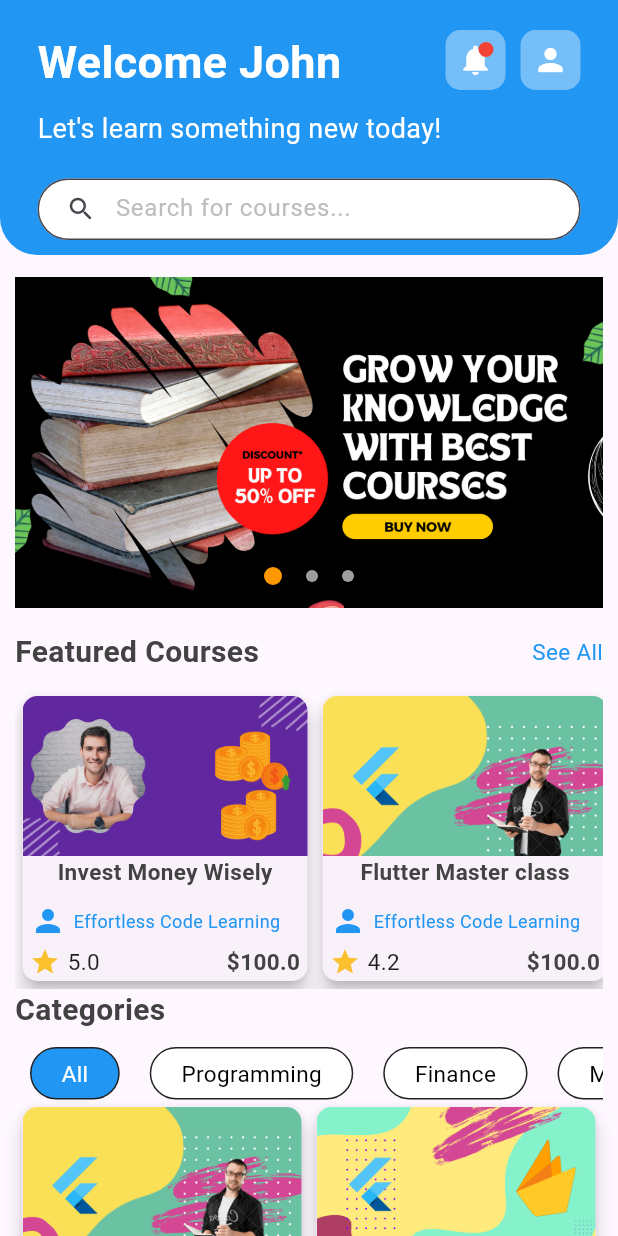
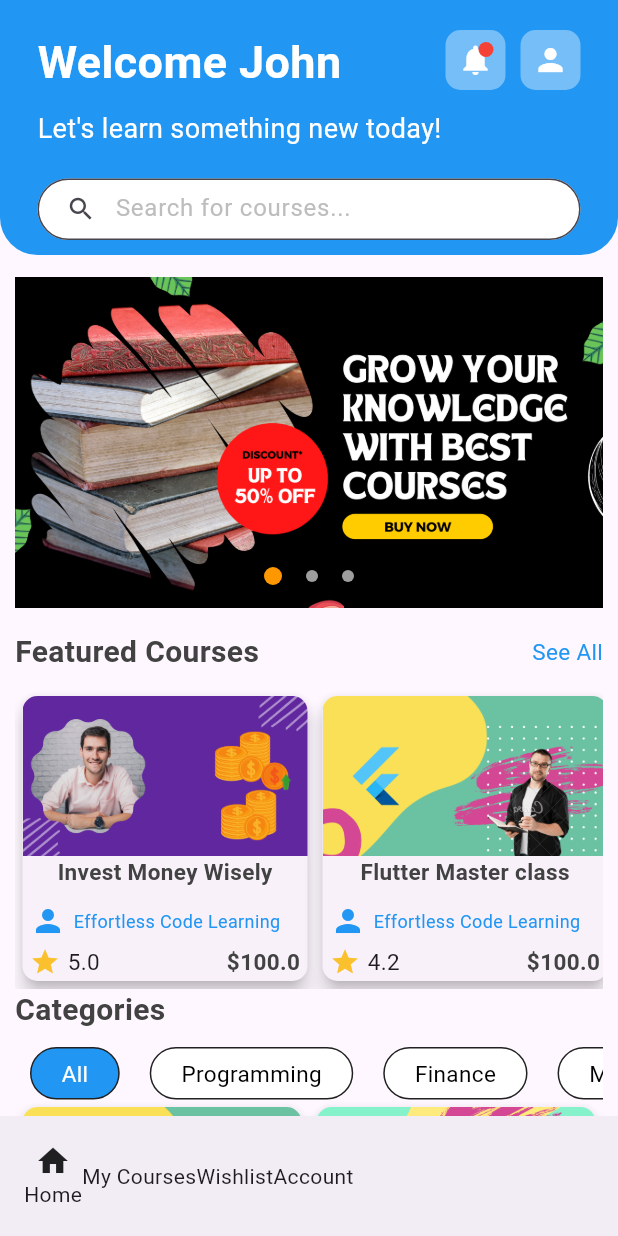
Before and after one commit to adogbeji/FlutterElearningAppPrototype, a Flutter app: the CourseHomeScreen screen opened by its route, on a phone screen of 412 x 824 dp. Run offline on Flutter 3.47's test engine with Material 3 defaults, Android fonts, the phone set to English and light mode, and no system bars.

Commit message:
Start adding items to bottom navbar & import --> course home screen

```diff
--- a/lib/views/home/course_home_screen.dart
+++ b/lib/views/home/course_home_screen.dart
@@ -1,4 +1,3 @@
-// import 'package:elearning_app_prototype/views/home/widgets/category_course_list.dart';
 import 'package:flutter/material.dart';
 
 import 'package:elearning_app_prototype/views/home/widgets/course_header.dart';
@@ -6,6 +5,7 @@ import 'package:elearning_app_prototype/views/home/widgets/course_search.dart';
 import 'package:elearning_app_prototype/views/home/widgets/offers.dart';
 import 'package:elearning_app_prototype/views/home/widgets/featured_courses.dart';
 import 'package:elearning_app_prototype/views/home/widgets/category_course_list.dart';
+import 'package:elearning_app_prototype/views/home/widgets/bottom_navbar.dart';
 
 class CourseHomeScreen extends StatelessWidget {
   const CourseHomeScreen({super.key});
@@ -57,6 +57,7 @@ class CourseHomeScreen extends StatelessWidget {
           ),
         ),
       ),
+      bottomNavigationBar: const BottomNavbar(),
     );
   }
 }
--- a/lib/views/home/widgets/bottom_navbar.dart
+++ b/lib/views/home/widgets/bottom_navbar.dart
@@ -7,7 +7,18 @@ class BottomNavbar extends StatelessWidget {
   Widget build(BuildContext context) {
     return const BottomAppBar(
       child: Row(
-        children: [],
+        children: [
+          Column(
+            mainAxisSize: MainAxisSize.min,
+            children: [
+              Icon(Icons.home),
+              Text('Home'),
+            ],
+          ),
+          Text('My Courses'),
+          Text('Wishlist'),
+          Text('Account'),
+        ],
       ),
     );
   }
```
